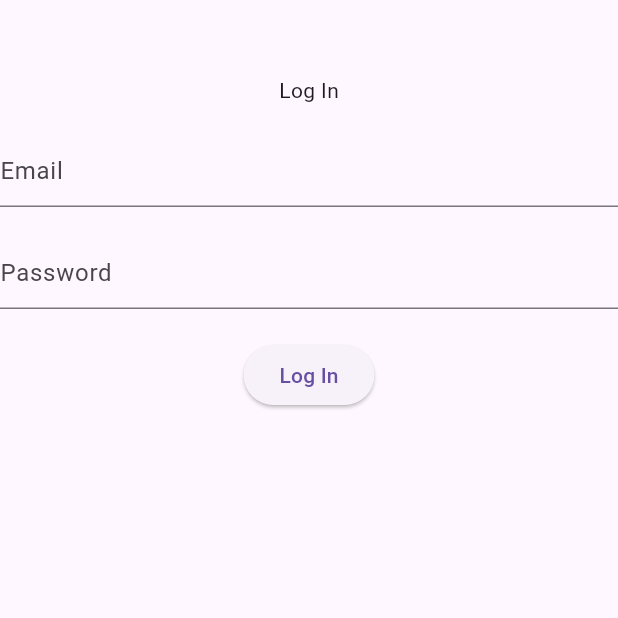
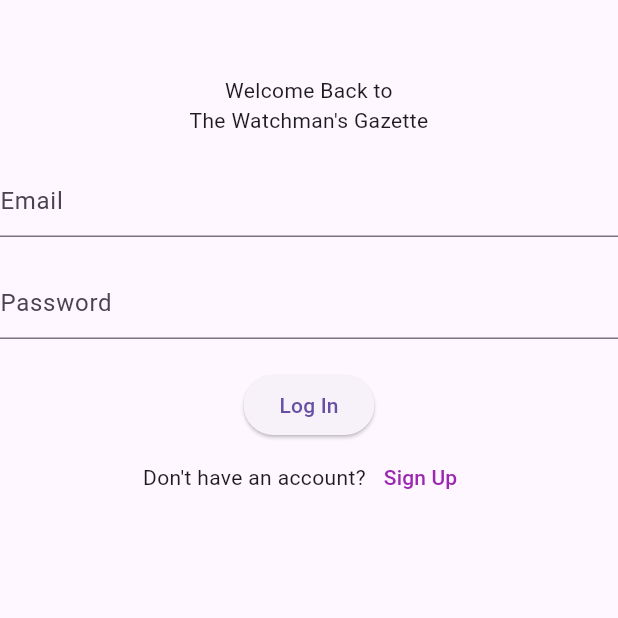
Before and after one commit to BatteryScentedCandle/Watchmans_Gazette, a Flutter app: the screen it shows after launch, after a tap on "Login", on a phone screen of 412 x 824 dp, the top half of it. Run offline on Flutter 3.47's test engine with Material 3 defaults, Android fonts, the phone set to English and light mode, and no system bars; our stand-ins replace cloud_firestore, firebase_auth, firebase_core; accounts and stored records are empty.

Commit message:
added extra navigation to the login and signup pages

```diff
--- a/lib/screens/login_page.dart
+++ b/lib/screens/login_page.dart
@@ -1,6 +1,7 @@
 import 'package:flutter/material.dart';
 import 'package:firebase_auth/firebase_auth.dart';
 import 'package:cloud_firestore/cloud_firestore.dart';
+import 'package:watchmans_gazette/screens/sign_up_page.dart';
 
 import 'articles_page.dart';
 
@@ -30,7 +31,10 @@ class _LoginPageState extends State<LoginPage> {
                 Column(
                   children: <Widget>[
                     const SizedBox(height: 50),
-                    const Text("Log In"),
+                    const Text(
+                        "Welcome Back to \nThe Watchman's Gazette",
+                      textAlign: TextAlign.center,
+                    ),
                     const SizedBox(height: 20),
                   ],
                 ),
@@ -60,6 +64,21 @@ class _LoginPageState extends State<LoginPage> {
                       },
                       child: const Text("Log In"),
                     ),
+                  ],
+                ),
+                Row(
+                  mainAxisAlignment: MainAxisAlignment.center,
+                  children: <Widget>[
+                    const Text("Don't have an account?"),
+                    TextButton(
+                        onPressed: () {
+                          Navigator.push(
+                            context,
+                            MaterialPageRoute(builder: (context) => SignUpPage()),
+                          );
+                        },
+                        child: const Text("Sign Up", style: TextStyle(color: Colors.purple),)
+                    )
                   ],
                 ),
               ],
```
Also changed, not shown: lib/screens/sign_up_page.dart (+34 -15 lines).
